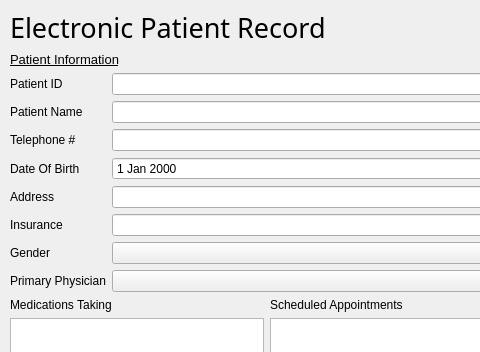
This is cigya/ui/er.ui in CS532-Marlboro-Health-Tracker/Cigya as Qt 5 draws it before an edit; both pictures show x 0 to 480 and y 0 to 352 of the 1055 by 738 pixel window. The edited form follows.
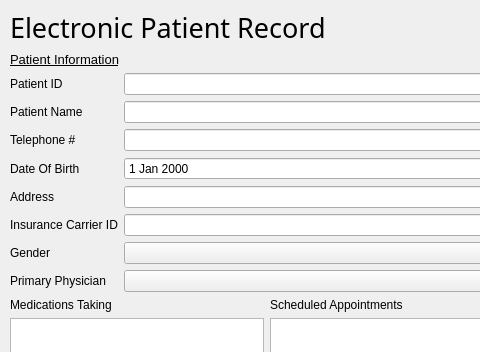
This is the edited form.

The edit to the form file:
```diff
--- a/cigya/ui/er.ui
+++ b/cigya/ui/er.ui
@@ -148,7 +148,7 @@
           <item row="5" column="0">
            <widget class="QLabel" name="insuranceLabel">
             <property name="text">
-             <string>Insurance</string>
+             <string>Insurance Carrier ID</string>
             </property>
            </widget>
           </item>
```
